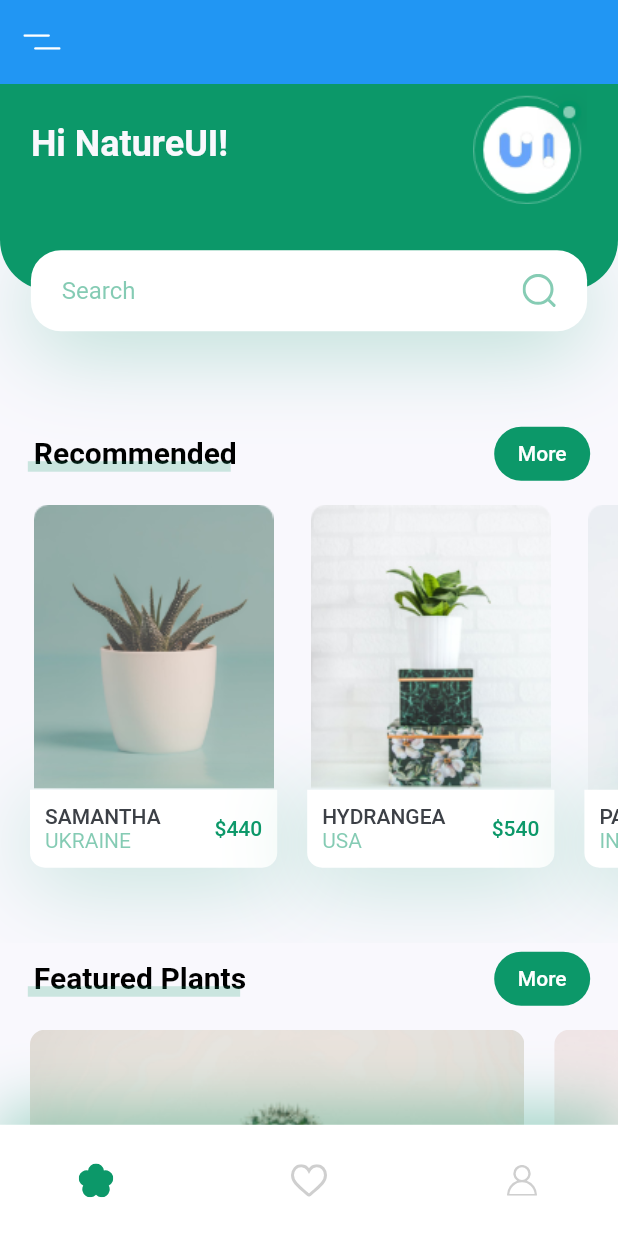
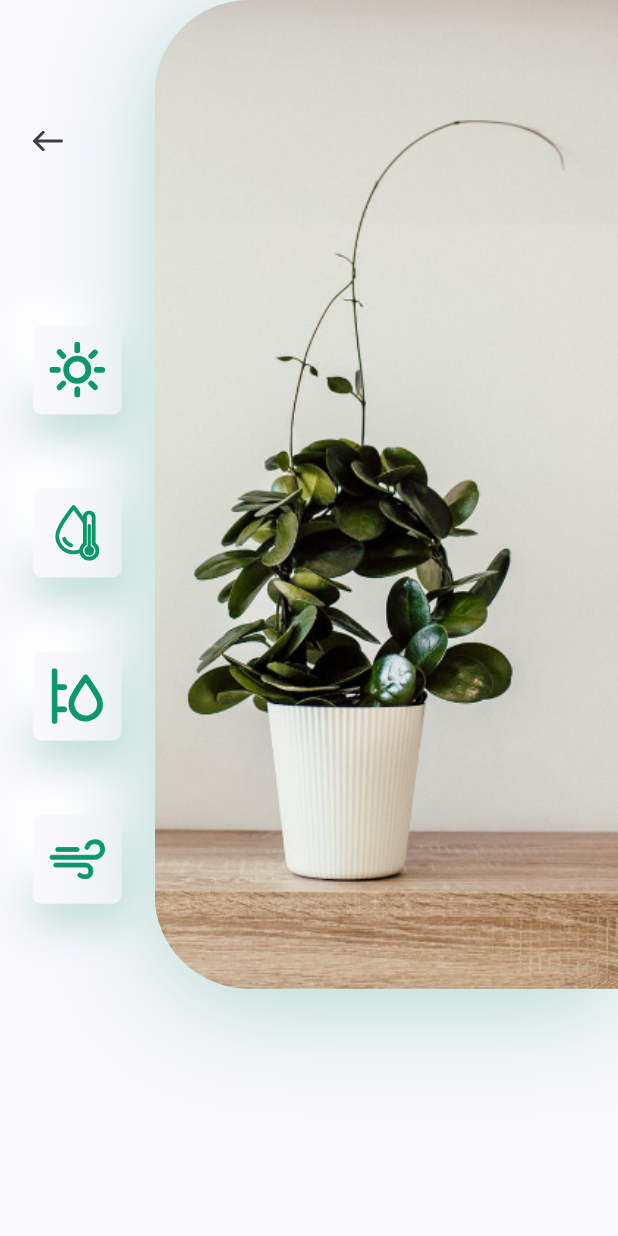
Before and after one commit to Vikram1997-hue/NatureUI, a Flutter app: the screen it shows after launch, after a tap on an icon or button, on a phone screen of 412 x 824 dp. Run offline on Flutter 3.47's test engine with Material 2 defaults, Android fonts, the phone set to English and light mode, and no system bars; our stand-ins replace flutter_svg.

Commit message:
sidebar and image for scr2 added

```diff
--- a/lib/components/my_bottom_nav_bar.dart
+++ b/lib/components/my_bottom_nav_bar.dart
@@ -22,7 +22,7 @@ class MyBottomNavBar extends StatelessWidget {
         color: Colors.white,
         boxShadow: [BoxShadow(
           offset: Offset(0,-10),
-          blurRadius: 35,
+          blurRadius: 30,
           color: kPrimaryColor.withOpacity(0.38),
         )],
       ),
--- a/lib/constants.dart
+++ b/lib/constants.dart
@@ -1,7 +1,7 @@
 import 'package:flutter/material.dart';
 
 // Colors that we use in our app
-const kPrimaryColor = Color(0xFF0C9869);
+const kPrimaryColor = Color(0xFF098d5d); //0C9869
 const kTextColor = Color(0xFF3C4046);
 const kBackgroundColor = Color(0xFFF9F8FD);
 
--- a/lib/main.dart
+++ b/lib/main.dart
@@ -13,7 +13,7 @@ class MyApp extends StatelessWidget {
   @override
   Widget build(BuildContext context) {
 
-    const myColor = const Color(0xFF0c9869);
+    const myColor = const Color(0xFF098d5d);
 
     return MaterialApp(
       debugShowCheckedModeBanner: false,
--- a/lib/screens/details/components/body.dart
+++ b/lib/screens/details/components/body.dart
@@ -0,0 +1,20 @@
+import 'package:flutter/material.dart';
+import 'package:nature_ui/constants.dart';
+import 'package:flutter_svg/flutter_svg.dart';
+import 'image_and_icons.dart';
+
+class Body extends StatelessWidget {
+  //const Body({Key? key}) : super(key: key);
+
+  @override
+  Widget build(BuildContext context) {
+    Size size = MediaQuery.of(context).size;
+    return SingleChildScrollView(
+      child: Column(
+        children: [
+          ImageAndIcons(size: size),
+        ],
+      ),
+    );
+  }
+}
--- /dev/null
+++ b/lib/screens/details/components/icon_card.dart
@@ -0,0 +1,43 @@
+import '../../../constants.dart';
+import 'package:flutter/material.dart';
+import 'package:flutter_svg/flutter_svg.dart';
+
+class IconCard extends StatelessWidget {
+  const IconCard({
+    Key key,
+    @required this.icon
+  }) : super(key: key);
+
+  final String icon;
+
+  @override
+  Widget build(BuildContext context) {
+    Size size = MediaQuery.of(context).size;
+    return Container(
+      margin: EdgeInsets.only(
+        top: size.height*0.03,
+        bottom: size.height*0.03
+      ),
+      padding: EdgeInsets.all(kDefaultPadding/1.8), //2
+      height: size.height*0.072,
+      width: size.height*0.072,
+      decoration: BoxDecoration(
+        color: kBackgroundColor,
+        borderRadius: BorderRadius.circular(6),
+        boxShadow: [
+          BoxShadow(
+            offset: Offset(0,15),
+            blurRadius: 22,
+            color: kPrimaryColor.withOpacity(0.22),
+          ),
+          BoxShadow(
+            offset: Offset(-15,-15),
+            blurRadius: 20,
+            color: Colors.white,
+          )
+        ],
+      ),
+      child: SvgPicture.asset(icon),
+    );
+  }
+}
--- /dev/null
+++ b/lib/screens/details/components/image_and_icons.dart
@@ -0,0 +1,76 @@
+import 'package:flutter/material.dart';
+import 'package:nature_ui/constants.dart';
+import 'package:flutter_svg/flutter_svg.dart';
+import 'icon_card.dart';
+
+class ImageAndIcons extends StatelessWidget {
+  const ImageAndIcons({
+    Key key,
+    @required this.size,
+  }) : super(key: key);
+
+  final Size size;
+
+  @override
+  Widget build(BuildContext context) {
+    return Padding(
+      padding: EdgeInsets.only(bottom: size.height/15),
+      child: SizedBox(
+        height: size.height*0.8,
+        child: Row(
+          children: [
+            Expanded(
+              child: Padding(
+                padding: const EdgeInsets.only(
+                    top: kDefaultPadding*3.5,
+                    bottom: kDefaultPadding*1.6
+                ),
+                child: Column(
+                  children: [
+                    Align(
+                      alignment: Alignment.topLeft,
+                      child: IconButton(
+                        padding: EdgeInsets.symmetric(horizontal: 20),
+                        icon: SvgPicture.asset("assets/icons/back_arrow.svg"),
+                        onPressed: () {
+                          Navigator.pop(context);
+                        },
+                      ),
+                    ),
+                    Spacer(),
+                    IconCard(icon: "assets/icons/sun.svg"),
+                    IconCard(icon: "assets/icons/icon_2.svg"),
+                    IconCard(icon: "assets/icons/icon_3.svg"),
+                    IconCard(icon: "assets/icons/icon_4.svg"),
+                  ],
+                ),
+              ),
+            ),
+            Container(
+              height: size.height*0.8,
+              width: size.width*0.75,
+              decoration: BoxDecoration(
+                borderRadius: BorderRadius.only(
+                  bottomLeft: Radius.circular(63),
+                  topLeft: Radius.circular(63),
+                ),
+                boxShadow: [
+                  BoxShadow(
+                    offset: Offset(0,10),
+                    blurRadius: 60,
+                    color: kPrimaryColor.withOpacity(0.29),
+                  ),
+                ],
+                image: DecorationImage(
+                  alignment: Alignment.centerLeft,
+                  fit: BoxFit.cover,
+                  image: AssetImage("assets/images/img.png"),
+                ),
+              ),
+            )
+          ],
+        ),
+      ),
+    );
+  }
+}
--- a/lib/screens/details/details_screen.dart
+++ b/lib/screens/details/details_screen.dart
@@ -1,10 +1,13 @@
 import 'package:flutter/material.dart';
+import 'package:nature_ui/screens/details/components/body.dart';
 
 class DetailsScreen extends StatelessWidget {
   //const DetailsScreen({Key? key}) : super(key: key);
 
   @override
   Widget build(BuildContext context) {
-    return Container();
+    return Scaffold(
+      body: Body(),
+    );
   }
 }
--- a/lib/screens/home/components/body.dart
+++ b/lib/screens/home/components/body.dart
@@ -10,7 +10,7 @@ import 'package:nature_ui/constants.dart';
 class Body extends StatelessWidget {
   //const Body({Key? key}) : super(key: key);
 
-  static const myColor = const Color(0xFF0c9869);
+  static const myColor = const Color(0xFF098d5d);
 
   @override
   Widget build(BuildContext context) {
--- a/lib/screens/home/components/entire_recommended_section.dart
+++ b/lib/screens/home/components/entire_recommended_section.dart
@@ -1,5 +1,6 @@
 import 'package:flutter/material.dart';
 import 'package:nature_ui/constants.dart';
+import 'package:nature_ui/screens/details/details_screen.dart';
 
 class EntireRecommendedSection extends StatelessWidget {
   const EntireRecommendedSection({
@@ -16,14 +17,22 @@ class EntireRecommendedSection extends StatelessWidget {
             image: "assets/images/image_1.png",
             title: "Samantha",
             country: "Ukraine",
-            press: () {},
+            press: () {
+              Navigator.push(context, MaterialPageRoute(
+                builder: (context) => DetailsScreen(),
+              ));
+            },
             price: 440,
           ),
           RecommendedSectionTemplate(
             image: "assets/images/image_2.png",
             title: "Hydrangea",
             country: "USA",
-            press: () {},
+            press: () {
+              Navigator.push(context, MaterialPageRoute(
+                builder: (context) => DetailsScreen(),
+              ));
+            },
             price: 540,
           ),
           RecommendedSectionTemplate(
```
